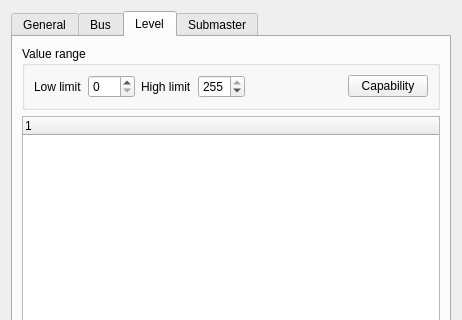
Bondzio/qlc, file branches/qt4/main/src/vcsliderproperties.ui: the form before one commit; both pictures show x 0 to 462 and y 0 to 320 of the 462 by 537 pixel window.
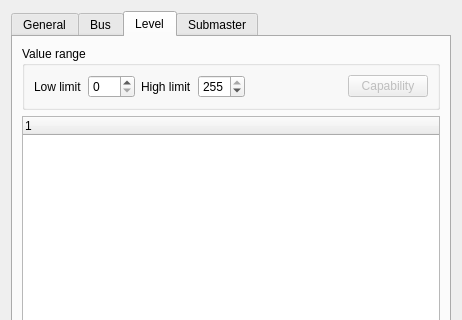
The form after the commit. The open tabs and pages were chosen to show the change.

Patch:
```diff
--- a/branches/qt4/main/src/vcsliderproperties.ui
+++ b/branches/qt4/main/src/vcsliderproperties.ui
@@ -248,7 +248,7 @@
         <x>0</x>
         <y>0</y>
         <width>436</width>
-        <height>455</height>
+        <height>456</height>
        </rect>
       </property>
       <attribute name="title" >
@@ -313,6 +313,9 @@
           </item>
           <item>
            <widget class="QPushButton" name="m_levelCapabilityButton" >
+            <property name="enabled" >
+             <bool>false</bool>
+            </property>
             <property name="toolTip" >
              <string>Set value range from the selected capability</string>
             </property>
```
Left out of the diff: 20 changed lines with no effect on the pictures.
